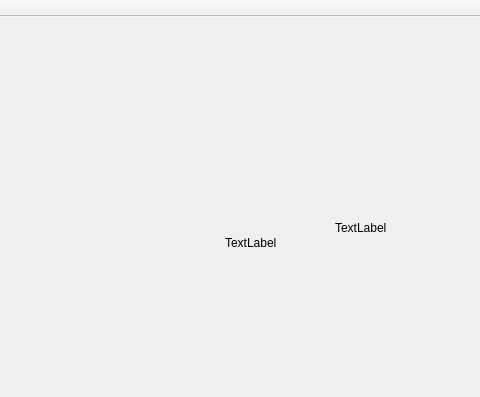
Zrealshadow/digitalpicture, file mainwindow.ui: the form before one commit; both pictures show x 175 to 655 and y 0 to 397 of the 887 by 592 pixel window.
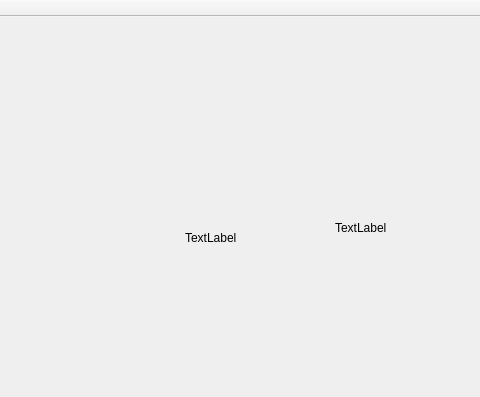
The form after the commit.

Diff of the .ui file:
```diff
--- a/mainwindow.ui
+++ b/mainwindow.ui
@@ -173,10 +173,10 @@
    <widget class="QLabel" name="temp">
     <property name="geometry">
      <rect>
-      <x>400</x>
-      <y>210</y>
-      <width>61</width>
-      <height>31</height>
+      <x>360</x>
+      <y>200</y>
+      <width>111</width>
+      <height>41</height>
      </rect>
     </property>
     <property name="text">
```
